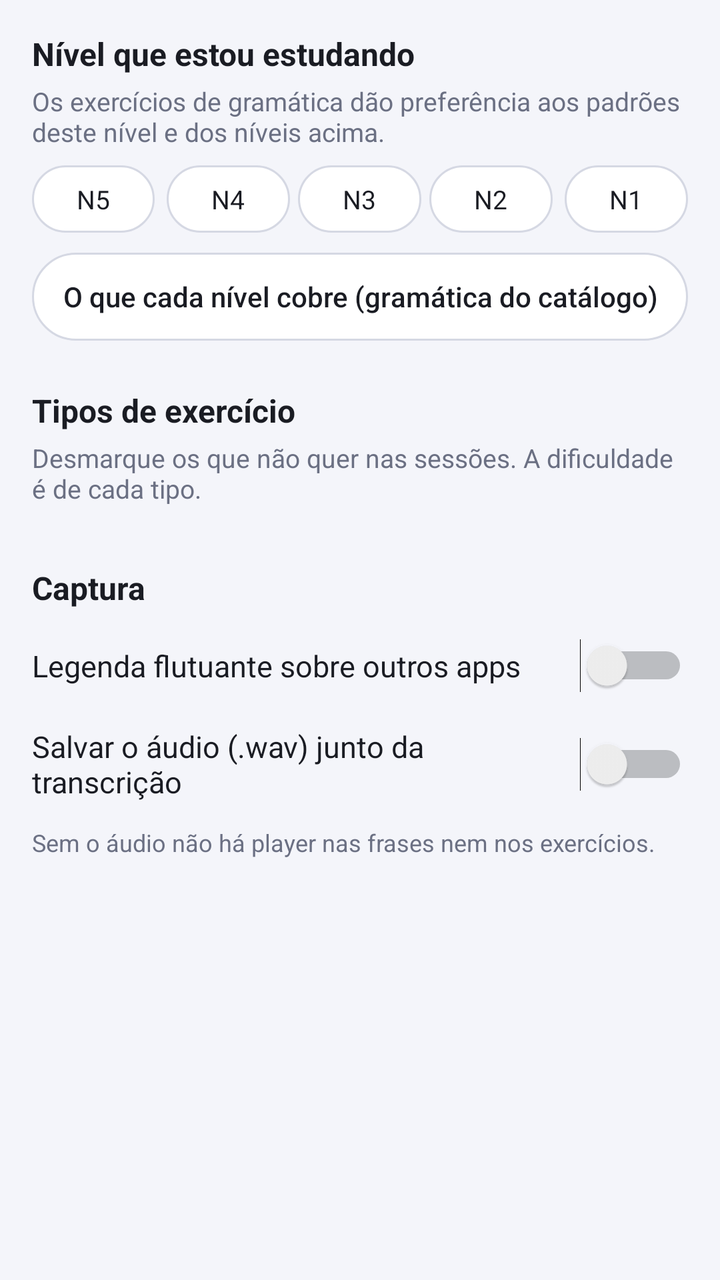
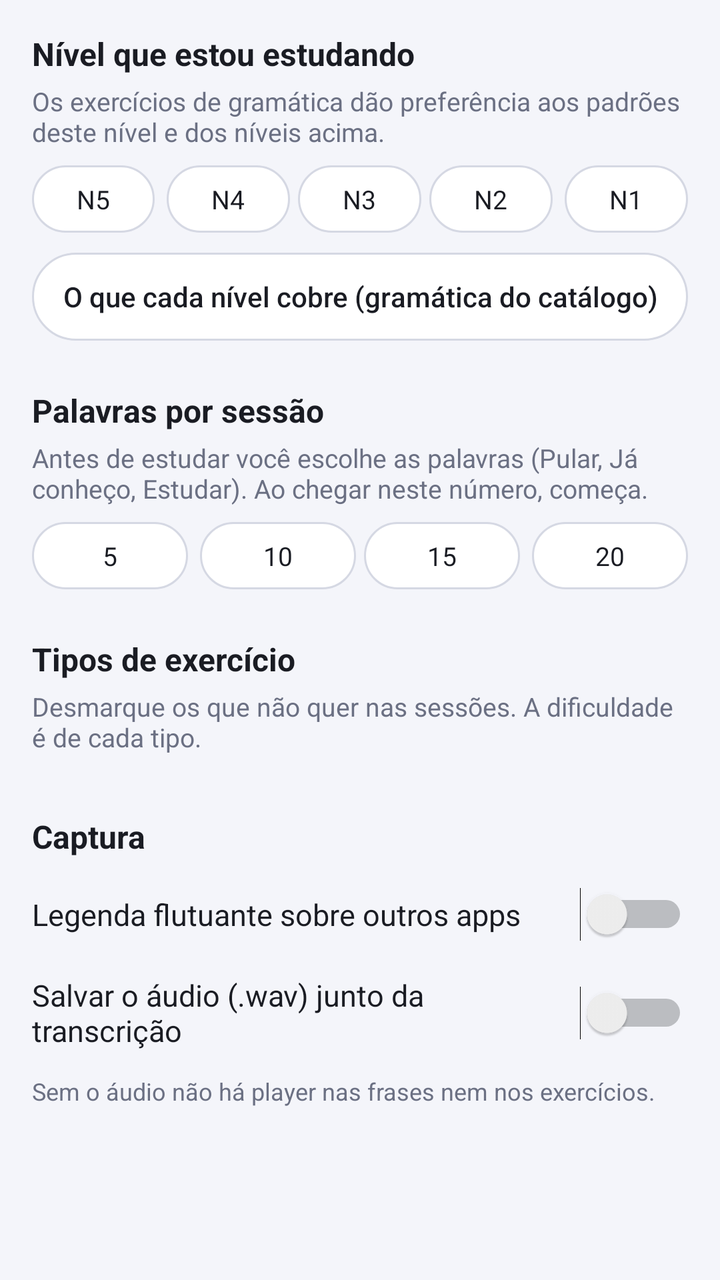

Screens rendered from an Android XML layout before and after an edit, with the pre-edit source and the edit as a unified diff.
<!-- AndroidManifest.xml: application theme Theme.LegendaJP -->
<!-- res/layout/activity_settings.xml -->
<?xml version="1.0" encoding="utf-8"?>
<ScrollView xmlns:android="http://schemas.android.com/apk/res/android"
    android:layout_width="match_parent"
    android:layout_height="match_parent">

    <LinearLayout
        android:layout_width="match_parent"
        android:layout_height="wrap_content"
        android:orientation="vertical"
        android:padding="16dp">

        <TextView
            android:layout_width="match_parent"
            android:layout_height="wrap_content"
            android:text="Nível que estou estudando"
            android:textColor="@color/text"
            android:textSize="16sp"
            android:textStyle="bold" />

        <TextView
            android:layout_width="match_parent"
            android:layout_height="wrap_content"
            android:layout_marginTop="4dp"
            android:text="Os exercícios de gramática dão preferência aos padrões deste nível e dos níveis acima."
            android:textColor="@color/text_secondary"
            android:textSize="13sp" />

        <RadioGroup
            android:id="@+id/levels"
            android:layout_width="match_parent"
            android:layout_height="wrap_content"
            android:layout_marginTop="8dp"
            android:orientation="horizontal">

            <RadioButton android:id="@+id/n5" style="@style/Chip" android:layout_width="0dp" android:layout_height="wrap_content" android:layout_weight="1" android:layout_marginEnd="4dp" android:text="N5" />
            <RadioButton android:id="@+id/n4" style="@style/Chip" android:layout_width="0dp" android:layout_height="wrap_content" android:layout_weight="1" android:layout_marginStart="2dp" android:layout_marginEnd="2dp" android:text="N4" />
            <RadioButton android:id="@+id/n3" style="@style/Chip" android:layout_width="0dp" android:layout_height="wrap_content" android:layout_weight="1" android:layout_marginStart="2dp" android:layout_marginEnd="2dp" android:text="N3" />
            <RadioButton android:id="@+id/n2" style="@style/Chip" android:layout_width="0dp" android:layout_height="wrap_content" android:layout_weight="1" android:layout_marginStart="2dp" android:layout_marginEnd="2dp" android:text="N2" />
            <RadioButton android:id="@+id/n1" style="@style/Chip" android:layout_width="0dp" android:layout_height="wrap_content" android:layout_weight="1" android:layout_marginStart="4dp" android:text="N1" />
        </RadioGroup>

        <Button
            android:id="@+id/btnLevelInfo"
            style="@style/Button.Outline"
            android:layout_width="match_parent"
            android:layout_height="wrap_content"
            android:layout_marginTop="10dp"
            android:text="O que cada nível cobre (gramática do catálogo)" />

        <TextView
            android:layout_width="match_parent"
            android:layout_height="wrap_content"
            android:layout_marginTop="24dp"
            android:text="Tipos de exercício"
            android:textColor="@color/text"
            android:textSize="16sp"
            android:textStyle="bold" />

        <TextView
            android:layout_width="match_parent"
            android:layout_height="wrap_content"
            android:layout_marginTop="4dp"
            android:text="Desmarque os que não quer nas sessões. A dificuldade é de cada tipo."
            android:textColor="@color/text_secondary"
            android:textSize="13sp" />

        <LinearLayout
            android:id="@+id/kindsBox"
            android:layout_width="match_parent"
            android:layout_height="wrap_content"
            android:layout_marginTop="6dp"
            android:orientation="vertical" />

        <TextView
            android:layout_width="match_parent"
            android:layout_height="wrap_content"
            android:layout_marginTop="24dp"
            android:text="Captura"
            android:textColor="@color/text"
            android:textSize="16sp"
            android:textStyle="bold" />

        <Switch
            android:id="@+id/swOverlay"
            android:layout_width="match_parent"
            android:layout_height="wrap_content"
            android:layout_marginTop="8dp"
            android:paddingTop="10dp"
            android:paddingBottom="10dp"
            android:text="Legenda flutuante sobre outros apps"
            android:textColor="@color/text"
            android:textSize="15sp" />

        <Switch
            android:id="@+id/swWav"
            android:layout_width="match_parent"
            android:layout_height="wrap_content"
            android:paddingTop="10dp"
            android:paddingBottom="10dp"
            android:text="Salvar o áudio (.wav) junto da transcrição"
            android:textColor="@color/text"
            android:textSize="15sp" />

        <TextView
            android:layout_width="match_parent"
            android:layout_height="wrap_content"
            android:layout_marginTop="2dp"
            android:text="Sem o áudio não há player nas frases nem nos exercícios."
            android:textColor="@color/text_secondary"
            android:textSize="12sp" />
    </LinearLayout>
</ScrollView>
<!-- resources referenced by this layout -->
<resources>
  <color name="text">#1A1C23</color>
  <color name="text_secondary">#6B7083</color>
  <style name="Chip" parent="@android:style/Widget.DeviceDefault.CompoundButton.RadioButton">
          <item name="android:button">@null</item>
          <item name="android:background">@drawable/bg_chip</item>
          <item name="android:textColor">@color/chip_text</item>
          <item name="android:textSize">13sp</item>
          <item name="android:maxLines">1</item>
          <item name="android:autoSizeTextType">uniform</item>
          <item name="android:autoSizeMinTextSize">9sp</item>
          <item name="android:autoSizeMaxTextSize">13sp</item>
          <item name="android:gravity">center</item>
          <item name="android:paddingTop">8dp</item>
          <item name="android:paddingBottom">8dp</item>
          <item name="android:paddingStart">10dp</item>
          <item name="android:paddingEnd">10dp</item>
      </style>
  <style name="Theme.LegendaJP" parent="@android:style/Theme.DeviceDefault.DayNight">
          <item name="android:colorPrimary">@color/primary</item>
          <item name="android:colorAccent">@color/accent</item>
          <item name="android:windowBackground">@color/background</item>
          <item name="android:statusBarColor">@color/background</item>
          <item name="android:navigationBarColor">@color/background</item>
          <item name="android:windowLightStatusBar">true</item>
          <item name="android:windowLightNavigationBar">true</item>
          <item name="android:textColorPrimary">@color/text</item>
          <item name="android:textColorSecondary">@color/text_secondary</item>
          <item name="android:actionBarStyle">@style/LegendaJP.ActionBar</item>
      </style>
  <!-- drawable bg_button_outline (drawable) -->
  <?xml version="1.0" encoding="utf-8"?>
  <ripple xmlns:android="http://schemas.android.com/apk/res/android" android:color="@color/accent_soft">
      <item>
          <shape android:shape="rectangle">
              <solid android:color="@color/card" />
              <stroke android:width="1dp" android:color="@color/outline" />
              <corners android:radius="22dp" />
          </shape>
      </item>
  </ripple>
  <!-- drawable bg_chip (drawable) -->
  <?xml version="1.0" encoding="utf-8"?>
  <selector xmlns:android="http://schemas.android.com/apk/res/android">
      <item android:state_checked="true">
          <shape android:shape="rectangle">
              <solid android:color="@color/accent" />
              <corners android:radius="20dp" />
          </shape>
      </item>
      <item>
          <shape android:shape="rectangle">
              <solid android:color="@color/card" />
              <stroke android:width="1dp" android:color="@color/outline" />
              <corners android:radius="20dp" />
          </shape>
      </item>
  </selector>
  <color name="primary">#1E2A5A</color>
  <color name="accent">#3D5AFE</color>
  <color name="background">#F4F5FA</color>
  <style name="LegendaJP.ActionBar" parent="@android:style/Widget.DeviceDefault.ActionBar.Solid">
          <item name="android:background">@color/background</item>
          <item name="android:elevation">0dp</item>
          <item name="android:titleTextStyle">@style/LegendaJP.ActionBar.Title</item>
      </style>
  <color name="accent_soft">#2A3D5AFE</color>
  <color name="card">#FFFFFF</color>
  <color name="outline">#D5D8E3</color>
  <style name="LegendaJP.ActionBar.Title" parent="@android:style/TextAppearance.DeviceDefault.Widget.ActionBar.Title">
          <item name="android:textColor">@color/text</item>
          <item name="android:textStyle">bold</item>
      </style>
  <!-- unchanged entries left out for length: 1 -->
</resources>

<!-- the commit's change to res/layout/activity_settings.xml (unified diff, before → after) -->
@@ -46,6 +46,36 @@
             android:layout_height="wrap_content"
             android:layout_marginTop="10dp"
             android:text="O que cada nível cobre (gramática do catálogo)" />
+
+        <TextView
+            android:layout_width="match_parent"
+            android:layout_height="wrap_content"
+            android:layout_marginTop="24dp"
+            android:text="Palavras por sessão"
+            android:textColor="@color/text"
+            android:textSize="16sp"
+            android:textStyle="bold" />
+
+        <TextView
+            android:layout_width="match_parent"
+            android:layout_height="wrap_content"
+            android:layout_marginTop="4dp"
+            android:text="Antes de estudar você escolhe as palavras (Pular, Já conheço, Estudar). Ao chegar neste número, começa."
+            android:textColor="@color/text_secondary"
+            android:textSize="13sp" />
+
+        <RadioGroup
+            android:id="@+id/studyWords"
+            android:layout_width="match_parent"
+            android:layout_height="wrap_content"
+            android:layout_marginTop="8dp"
+            android:orientation="horizontal">
+
+            <RadioButton android:id="@+id/w5" style="@style/Chip" android:layout_width="0dp" android:layout_height="wrap_content" android:layout_weight="1" android:layout_marginEnd="4dp" android:text="5" />
+            <RadioButton android:id="@+id/w10" style="@style/Chip" android:layout_width="0dp" android:layout_height="wrap_content" android:layout_weight="1" android:layout_marginStart="2dp" android:layout_marginEnd="2dp" android:text="10" />
+            <RadioButton android:id="@+id/w15" style="@style/Chip" android:layout_width="0dp" android:layout_height="wrap_content" android:layout_weight="1" android:layout_marginStart="2dp" android:layout_marginEnd="2dp" android:text="15" />
+            <RadioButton android:id="@+id/w20" style="@style/Chip" android:layout_width="0dp" android:layout_height="wrap_content" android:layout_weight="1" android:layout_marginStart="4dp" android:text="20" />
+        </RadioGroup>
 
         <TextView
             android:layout_width="match_parent"
